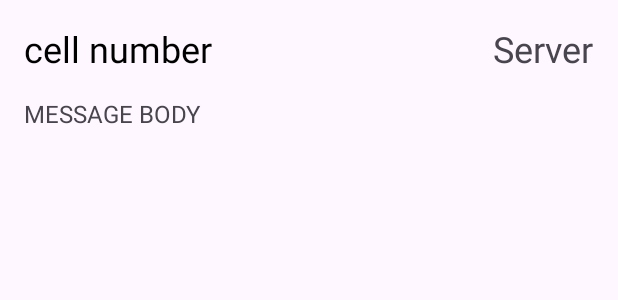
After one commit to PavkaBrika/sms_modem, an Android app: the layout item_message.xml on its own in the app's theme, with its tools: preview values and no code run, on a phone screen of 412 x 824 dp. The commit adds this screen. Shown: the top 300 px of the screen. Run offline under Robolectric (Android 15) with nearby library versions, the phone set to English and light mode, and no system bars.

Commit message:
created recycler view that showing messages history

```diff
--- a/app/src/main/java/com/breakneck/sms_modem/di/koin/AppModule.kt
+++ b/app/src/main/java/com/breakneck/sms_modem/di/koin/AppModule.kt
@@ -18,7 +18,8 @@ val appModule = module {
             getPort = get(),
             getServiceState = get(),
             saveMessageDestinationUrl = get(),
-            getMessageDestinationUrl = get()
+            getMessageDestinationUrl = get(),
+            getAllMessages = get()
         )
     }
 
@@ -32,7 +33,7 @@ val appModule = module {
 
         val retrofit = Retrofit.Builder()
             .client(okHttpClient)
-            .client(okHttpClient)
+            .baseUrl("https://helloworld")
             .addConverterFactory(GsonConverterFactory.create())
             .build()
 
--- a/app/src/main/java/com/breakneck/sms_modem/di/koin/DomainModule.kt
+++ b/app/src/main/java/com/breakneck/sms_modem/di/koin/DomainModule.kt
@@ -1,5 +1,6 @@
 package com.breakneck.sms_modem.di.koin
 
+import com.breakneck.domain.usecase.GetAllMessages
 import com.breakneck.domain.usecase.GetMessageDestinationUrl
 import com.breakneck.domain.usecase.GetPort
 import com.breakneck.domain.usecase.GetServiceState
@@ -44,4 +45,8 @@ val domainModule = module {
         SaveSentMessage(messageRepository = get())
     }
 
+    factory<GetAllMessages> {
+        GetAllMessages(messageRepository = get())
+    }
+
 }
--- a/app/src/main/java/com/breakneck/sms_modem/presentation/MainActivity.kt
+++ b/app/src/main/java/com/breakneck/sms_modem/presentation/MainActivity.kt
@@ -29,6 +29,7 @@ import com.breakneck.domain.model.ServiceBoundState
 import com.breakneck.domain.model.ServiceIntent
 import com.breakneck.domain.model.ServiceState
 import com.breakneck.sms_modem.R
+import com.breakneck.sms_modem.adapter.MessageAdapter
 import com.breakneck.sms_modem.databinding.ActivityMainBinding
 import com.breakneck.sms_modem.service.NetworkService
 import com.breakneck.sms_modem.service.SERVICE_STATE_RESULT
@@ -153,6 +154,10 @@ class MainActivity : AppCompatActivity() {
             }
         }
 
+        vm.messageList.observe(this) { list ->
+            binding.messagesRecyclerView.adapter = MessageAdapter(messagesList = list)
+        }
+
         receiver = object : BroadcastReceiver() {
             override fun onReceive(p0: Context?, p1: Intent?) {
                 vm.changeServiceIntent()
--- a/app/src/main/java/com/breakneck/sms_modem/receiver/SMSBroadcastReceiver.kt
+++ b/app/src/main/java/com/breakneck/sms_modem/receiver/SMSBroadcastReceiver.kt
@@ -6,6 +6,7 @@ import android.content.Intent
 import android.provider.Telephony
 import android.util.Log
 import com.breakneck.domain.model.Message
+import com.breakneck.domain.model.Sender
 import com.breakneck.domain.usecase.GetMessageDestinationUrl
 import com.breakneck.domain.usecase.SaveSentMessage
 import com.breakneck.domain.usecase.SendMessageToServer
@@ -61,7 +62,7 @@ class SMSBroadcastReceiver: BroadcastReceiver(), KoinComponent {
             cellNumber = message.displayOriginatingAddress
         }
         Log.e(TAG, "Message from $cellNumber, body $text")
-        val message = Message(cellNumber = cellNumber, text = text.toString())
+        val message = Message(cellNumber = cellNumber, text = text.toString(), sender = Sender.Phone)
         saveSentMessage.execute(message)
         sendMessageToServer.execute(url = getMessageDestinationUrl.execute(), message = message)
     }
--- /dev/null
+++ b/app/src/main/res/layout/item_message.xml
@@ -0,0 +1,41 @@
+<?xml version="1.0" encoding="utf-8"?>
+<androidx.constraintlayout.widget.ConstraintLayout xmlns:android="http://schemas.android.com/apk/res/android"
+    xmlns:app="http://schemas.android.com/apk/res-auto"
+    xmlns:tools="http://schemas.android.com/tools"
+    android:layout_width="match_parent"
+    android:layout_height="wrap_content"
+    android:padding="16dp">
+
+    <TextView
+        android:id="@+id/cellNumberTextView"
+        android:layout_width="0dp"
+        android:layout_height="wrap_content"
+        android:text="cell number"
+        android:textColor="@android:color/black"
+        android:textSize="24sp"
+        app:layout_constraintEnd_toStartOf="@+id/senderTextView"
+        app:layout_constraintStart_toStartOf="parent"
+        app:layout_constraintTop_toTopOf="parent" />
+
+    <TextView
+        android:id="@+id/senderTextView"
+        android:layout_width="wrap_content"
+        android:layout_height="wrap_content"
+        android:text="Server"
+        android:textSize="24sp"
+        app:layout_constraintEnd_toEndOf="parent"
+        app:layout_constraintTop_toTopOf="parent" />
+
+    <TextView
+        android:id="@+id/textTextView"
+        android:layout_width="match_parent"
+        android:layout_height="wrap_content"
+        android:text="MESSAGE BODY"
+        android:textSize="16sp"
+        android:layout_marginTop="16dp"
+        app:layout_constraintEnd_toEndOf="parent"
+        app:layout_constraintStart_toStartOf="parent"
+        app:layout_constraintTop_toBottomOf="@+id/cellNumberTextView" />
+
+
+</androidx.constraintlayout.widget.ConstraintLayout>
--- a/data/src/main/java/com/breakneck/data/database/AppDatabase.kt
+++ b/data/src/main/java/com/breakneck/data/database/AppDatabase.kt
@@ -2,9 +2,11 @@ package com.breakneck.data.database
 
 import androidx.room.Database
 import androidx.room.RoomDatabase
+import androidx.room.TypeConverters
 import com.breakneck.data.entity.MessageData
 
 @Database(entities = [MessageData::class], version = 1)
+@TypeConverters(Converters::class)
 abstract class AppDatabase: RoomDatabase() {
 
     abstract fun messageDao(): MessageDao
--- a/data/src/main/java/com/breakneck/data/database/MessageDatabase.kt
+++ b/data/src/main/java/com/breakneck/data/database/MessageDatabase.kt
@@ -18,4 +18,8 @@ class MessageDatabase(private val context: Context): DatabaseStorage {
     override fun getLastSentMessage(): MessageData {
         return db.messageDao().getLastMessage()
     }
+
+    override fun getAllMessages(): List<MessageData> {
+        return db.messageDao().getAllMessages()
+    }
 }
--- a/data/src/main/java/com/breakneck/data/entity/MessageData.kt
+++ b/data/src/main/java/com/breakneck/data/entity/MessageData.kt
@@ -9,7 +9,7 @@ data class MessageData(
     val id: Long?,
     val cellNumber: String,
     val text: String,
-    val sender: String?
+    val sender: SenderData?
 ) {
     constructor(cellNumber: String, text: String) : this(
         id = null,
--- a/data/src/main/java/com/breakneck/data/storage/DatabaseStorage.kt
+++ b/data/src/main/java/com/breakneck/data/storage/DatabaseStorage.kt
@@ -8,4 +8,6 @@ interface DatabaseStorage {
 
     fun getLastSentMessage(): MessageData
 
+    fun getAllMessages(): List<MessageData>
+
 }
--- a/domain/src/main/java/com/breakneck/domain/repository/MessageRepository.kt
+++ b/domain/src/main/java/com/breakneck/domain/repository/MessageRepository.kt
@@ -11,4 +11,6 @@ interface MessageRepository {
 
     fun getLastSentMessage(): Message
 
+    fun getAllMessages(): List<Message>
+
 }
--- a/domain/src/main/java/com/breakneck/domain/usecase/GetAllMessagesReceivedFromServer.kt
+++ /dev/null
@@ -1,4 +0,0 @@
-package com.breakneck.domain.usecase
-
-class GetAllMessagesReceivedFromServer {
-}
--- a/domain/src/main/java/com/breakneck/domain/usecase/GetAllMessagesSentToServer.kt
+++ /dev/null
@@ -1,4 +0,0 @@
-package com.breakneck.domain.usecase
-
-class GetAllMessagesSentToServer {
-}
```
Also changed, not shown: app/src/main/java/com/breakneck/sms_modem/adapter/MessageAdapter.kt (added, +35 -0 lines), app/src/main/java/com/breakneck/sms_modem/viewmodel/MainViewModel.kt (+21 -1 lines), app/src/main/res/layout/activity_main.xml (+18 -0 lines), data/src/main/java/com/breakneck/data/database/Converters.kt (added, +23 -0 lines), data/src/main/java/com/breakneck/data/repository/MessageRepositoryImplementation.kt (+22 -1 lines), domain/src/main/java/com/breakneck/domain/usecase/GetAllMessages.kt (added, +11 -0 lines).
